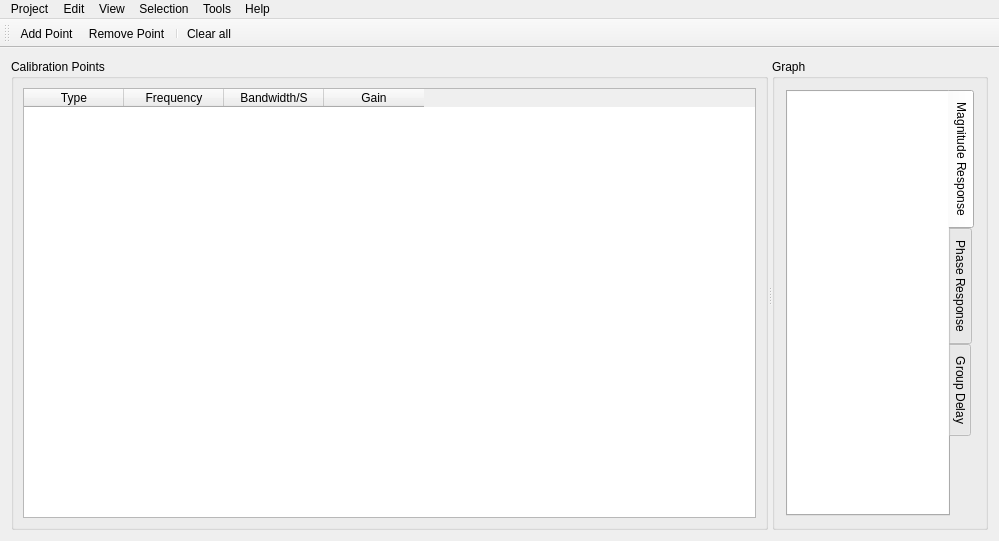
Old version of the form mainwindow.ui in the repository timschneeb/DDCToolbox.
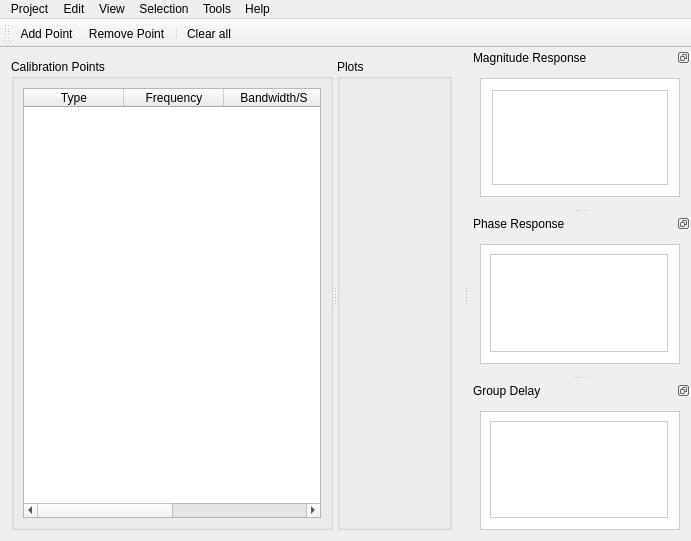
New version of the form. Icons and pictures are not drawn. Custom widgets are drawn as their Qt base class.

Commit message: All plots are now resizable/draggable and can be opened as a new window

The edit to the form file:
```diff
--- a/mainwindow.ui
+++ b/mainwindow.ui
@@ -6,7 +6,7 @@
    <rect>
     <x>0</x>
     <y>0</y>
-    <width>999</width>
+    <width>691</width>
     <height>541</height>
    </rect>
   </property>
@@ -18,7 +18,7 @@
     <normaloff>:/img/icon.png</normaloff>:/img/icon.png</iconset>
   </property>
   <widget class="QWidget" name="centralWidget">
-   <layout class="QVBoxLayout" name="verticalLayout_4">
+   <layout class="QHBoxLayout" name="horizontalLayout">
     <item>
      <widget class="QSplitter" name="splitter">
       <property name="orientation">
@@ -106,154 +106,10 @@
         </item>
        </layout>
       </widget>
-      <widget class="QGroupBox" name="graphBox">
-       <property name="sizePolicy">
-        <sizepolicy hsizetype="Expanding" vsizetype="Preferred">
-         <horstretch>0</horstretch>
-         <verstretch>0</verstretch>
-        </sizepolicy>
-       </property>
+      <widget class="QGroupBox" name="plotcontainer">
        <property name="title">
-        <string>Graph</string>
+        <string>Plots</string>
        </property>
-       <layout class="QVBoxLayout" name="verticalLayout_3">
-        <item>
-         <widget class="QTabWidget" name="tabWidget">
-          <property name="tabPosition">
-           <enum>QTabWidget::East</enum>
-          </property>
-          <property name="currentIndex">
-           <number>0</number>
-          </property>
-          <property name="elideMode">
-           <enum>Qt::ElideMiddle</enum>
-          </property>
-          <widget class="QWidget" name="magnitude">
-           <attribute name="title">
-            <string>Magnitude Response</string>
-           </attribute>
-           <layout class="QVBoxLayout" name="verticalLayout_34">
-            <property name="leftMargin">
-             <number>0</number>
-            </property>
-            <property name="topMargin">
-             <number>0</number>
-            </property>
-            <property name="rightMargin">
-             <number>0</number>
-            </property>
-            <property name="bottomMargin">
-             <number>0</number>
-            </property>
-            <item>
-             <widget class="QFrame" name="magnitude_frame">
-              <property name="styleSheet">
-               <string notr="true">background-color: rgb(255, 255, 255);</string>
-              </property>
-              <property name="frameShape">
-               <enum>QFrame::NoFrame</enum>
-              </property>
-              <property name="frameShadow">
-               <enum>QFrame::Raised</enum>
-              </property>
-              <layout class="QVBoxLayout" name="verticalLayout_2">
-               <item>
-                <widget class="FrequencyPlot" name="graph" native="true"/>
-               </item>
-              </layout>
-             </widget>
-            </item>
-           </layout>
-          </widget>
-          <widget class="QWidget" name="phase">
-           <attribute name="title">
-            <string>Phase Response</string>
-           </attribute>
-           <layout class="QHBoxLayout" name="horizontalLayout_19">
-            <property name="leftMargin">
-             <number>0</number>
-            </property>
-            <property name="topMargin">
-             <number>0</number>
-            </property>
-            <property name="rightMargin">
-             <number>0</number>
-            </property>
-            <property name="bottomMargin">
-             <number>0</number>
-            </property>
-            <item>
-             <widget class="QFrame" name="phase_frame">
-              <property name="styleSheet">
-               <string notr="true">background-color: rgb(255, 255, 255);</string>
-              </property>
-              <property name="frameShape">
-               <enum>QFrame::NoFrame</enum>
-              </property>
-              <property name="frameShadow">
-               <enum>QFrame::Raised</enum>
-              </property>
-              <layout class="QHBoxLayout" name="horizontalLayout_20">
-               <property name="leftMargin">
-                <number>9</number>
-               </property>
-               <property name="topMargin">
-                <number>9</number>
-               </property>
-               <item>
-                <widget class="FrequencyPlot" name="phase_graph" native="true"/>
-               </item>
-              </layout>
-             </widget>
-            </item>
-           </layout>
-          </widget>
-          <widget class="QWidget" name="groupdelay">
-           <attribute name="title">
-            <string>Group Delay</string>
-           </attribute>
-           <layout class="QHBoxLayout" name="horizontalLayout_19">
-            <property name="leftMargin">
-             <number>0</number>
-            </property>
-            <property name="topMargin">
-             <number>0</number>
-            </property>
-            <property name="rightMargin">
-             <number>0</number>
-            </property>
-            <property name="bottomMargin">
-             <number>0</number>
-            </property>
-            <item>
-             <widget class="QFrame" name="groupdelay_frame">
-              <property name="styleSheet">
-               <string notr="true">background-color: rgb(255, 255, 255);</string>
-              </property>
-              <property name="frameShape">
-               <enum>QFrame::NoFrame</enum>
-              </property>
-              <property name="frameShadow">
-               <enum>QFrame::Raised</enum>
-              </property>
-              <layout class="QHBoxLayout" name="horizontalLayout_18">
-               <property name="leftMargin">
-                <number>9</number>
-               </property>
-               <property name="topMargin">
-                <number>9</number>
-               </property>
-               <item>
-                <widget class="FrequencyPlot" name="gdelay_graph" native="true"/>
-               </item>
-              </layout>
-             </widget>
-            </item>
-           </layout>
-          </widget>
-         </widget>
-        </item>
-       </layout>
       </widget>
      </widget>
     </item>
@@ -279,7 +135,7 @@
     <rect>
      <x>0</x>
      <y>0</y>
-     <width>999</width>
+     <width>691</width>
      <height>22</height>
     </rect>
    </property>
@@ -379,6 +235,138 @@
    <addaction name="menuToold"/>
    <addaction name="menuHelp"/>
   </widget>
+  <widget class="QDockWidget" name="magnitude_dock">
+   <property name="features">
+    <set>QDockWidget::DockWidgetFloatable|QDockWidget::DockWidgetMovable</set>
+   </property>
+   <property name="windowTitle">
+    <string>Magnitude Response</string>
+   </property>
+   <attribute name="dockWidgetArea">
+    <number>2</number>
+   </attribute>
+   <widget class="QWidget" name="dockWidgetContents">
+    <layout class="QVBoxLayout" name="verticalLayout_5">
+     <item>
+      <widget class="QFrame" name="magnitude_frame">
+       <property name="minimumSize">
+        <size>
+         <width>200</width>
+         <height>100</height>
+        </size>
+       </property>
+       <property name="styleSheet">
+        <string notr="true">background-color: rgb(255, 255, 255);
+border: 1px solid rgb(208, 204, 201) </string>
+       </property>
+       <property name="frameShape">
+        <enum>QFrame::Box</enum>
+       </property>
+       <property name="frameShadow">
+        <enum>QFrame::Plain</enum>
+       </property>
+       <layout class="QVBoxLayout" name="verticalLayout_2">
+        <item>
+         <widget class="FrequencyPlot" name="graph" native="true"/>
+        </item>
+       </layout>
+      </widget>
+     </item>
+    </layout>
+   </widget>
+  </widget>
+  <widget class="QDockWidget" name="phase_dock">
+   <property name="features">
+    <set>QDockWidget::DockWidgetFloatable|QDockWidget::DockWidgetMovable</set>
+   </property>
+   <property name="windowTitle">
+    <string>Phase Response</string>
+   </property>
+   <attribute name="dockWidgetArea">
+    <number>2</number>
+   </attribute>
+   <widget class="QWidget" name="dockWidgetContents_2">
+    <layout class="QVBoxLayout" name="verticalLayout_6">
+     <item>
+      <widget class="QFrame" name="phase_frame">
+       <property name="minimumSize">
+        <size>
+         <width>200</width>
+         <height>100</height>
+        </size>
+       </property>
+       <property name="styleSheet">
+        <string notr="true">background-color: rgb(255, 255, 255);
+border: 1px solid rgb(208, 204, 201) </string>
+       </property>
+       <property name="frameShape">
+        <enum>QFrame::NoFrame</enum>
+       </property>
+       <property name="frameShadow">
+        <enum>QFrame::Plain</enum>
+       </property>
+       <layout class="QHBoxLayout" name="horizontalLayout_20">
+        <property name="leftMargin">
+         <number>9</number>
+        </property>
+        <property name="topMargin">
+         <number>9</number>
+        </property>
+        <item>
+         <widget class="FrequencyPlot" name="phase_graph" native="true"/>
+        </item>
+       </layout>
+      </widget>
+     </item>
+    </layout>
+   </widget>
+  </widget>
+  <widget class="QDockWidget" name="groupdelay_dock">
+   <property name="features">
+    <set>QDockWidget::DockWidgetFloatable|QDockWidget::DockWidgetMovable</set>
+   </property>
+   <property name="windowTitle">
+    <string>Group Delay</string>
+   </property>
+   <attribute name="dockWidgetArea">
+    <number>2</number>
+   </attribute>
+   <widget class="QWidget" name="dockWidgetContents_3">
+    <layout class="QVBoxLayout" name="verticalLayout_7">
+     <item>
+      <widget class="QFrame" name="groupdelay_frame">
+       <property name="minimumSize">
+        <size>
+         <width>200</width>
+         <height>100</height>
+        </size>
+       </property>
+       <property name="styleSheet">
+        <string notr="true">background-color: rgb(255, 255, 255);
+border: 1px solid rgb(208, 204, 201) </string>
+       </property>
+       <property name="frameShape">
+        <enum>QFrame::NoFrame</enum>
+       </property>
+       <property name="frameShadow">
+        <enum>QFrame::Plain</enum>
+       </property>
+       <layout class="QHBoxLayout" name="horizontalLayout_18">
+        <property name="leftMargin">
+         <number>9</number>
+        </property>
+        <property name="topMargin">
+         <number>9</number>
+        </property>
+        <item>
+         <widget class="FrequencyPlot" name="gdelay_graph" native="true"/>
+        </item>
+       </layout>
+      </widget>
+     </item>
+    </layout>
+   </widget>
+  </widget>
   <action name="actionAdd_Point">
    <property name="text">
     <string>Add Point</string>
```
Left out of the diff: 51 changed lines with no effect on the pictures. The commit also changes 2 other files.
